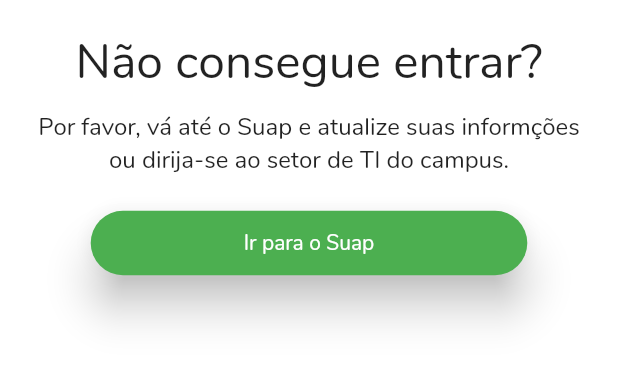
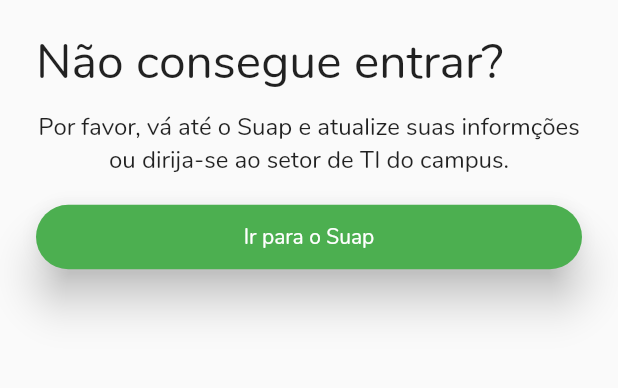
Before and after one commit to Hellyson-Ferreira/app_avaliacao_ifma, a Flutter app: the ResetPasswordPage screen opened by its route, on a phone screen of 412 x 824 dp, the part 384-772 px from its top. Run offline on Flutter 3.47's test engine with Material 2 defaults, Android fonts, the phone set to English and light mode, and no system bars; our stand-ins replace flutter_local_notifications, pie_chart, splashscreen, sqflite, webview_flutter; accounts and stored records are empty.

Commit message:
Limpesa de código desnecessário

```diff
--- a/lib/Não consigo entrar/erroAoEntrar.dart
+++ b/lib/Não consigo entrar/erroAoEntrar.dart
@@ -11,20 +11,17 @@ class _ResetPasswordPageState extends State<ResetPasswordPage> {
   @override
   Widget build(BuildContext context) {
     final suap = Padding(
-      padding: EdgeInsets.symmetric(vertical: 20.0),
+      padding: EdgeInsets.symmetric(vertical: 16.0),
       child: RaisedButton(
         shape: RoundedRectangleBorder(
           borderRadius: BorderRadius.circular(24),
         ),
         onPressed: () {
-          Navigator.of(context).pushNamed(Suap.tag,);
+          Navigator.of(context).pushNamed(
+            Suap.tag,
+          );
         },
-        padding: EdgeInsets.only(
-          left: 102,
-          right: 102,
-          top: 12,
-          bottom: 12
-        ),
+        padding: EdgeInsets.all(12),
         elevation: 12,
         color: Colors.green,
         child: Text('Ir para o Suap', style: TextStyle(color: Colors.white)),
@@ -33,18 +30,9 @@ class _ResetPasswordPageState extends State<ResetPasswordPage> {
     return Scaffold(
       appBar: AppBar(
         backgroundColor: Colors.green,
-
       ),
-      body: Container(
-        padding: EdgeInsets.only(left: 15, right: 15),
-        color: Colors.white,
-        child: ListView(
-          children: <Widget>[
-            Column(
-              mainAxisAlignment: MainAxisAlignment.spaceBetween,
-              children: <Widget>[
-                Container(
-                  child: Column(
+      body: ListView(
+        padding: EdgeInsets.only(left: 24.0, right: 24.0),
         children: <Widget>[
           SizedBox(
             width: 200,
@@ -73,15 +61,7 @@ class _ResetPasswordPageState extends State<ResetPasswordPage> {
             textAlign: TextAlign.center,
           ),
           suap
-
         ],
-                  ),
-                ),
-
-              ],
-            )
-          ],
-        ),
       ),
     );
   }
--- a/lib/homeAluno/home_aluno.dart
+++ b/lib/homeAluno/home_aluno.dart
@@ -124,7 +124,6 @@ class _HomePageState extends State<HomePage> {
   }
   @override
   Widget build(BuildContext context) {
-
     return Padding(
       padding: const EdgeInsets.all(8.0),
       child: Wrap(
--- a/lib/main.dart
+++ b/lib/main.dart
@@ -14,7 +14,6 @@ class _MyAppState extends State<MyApp> {
 
   @override
   Widget build(BuildContext context) {
-
     return MaterialApp(
       debugShowCheckedModeBanner: false,
       theme: ThemeData(
```
Also changed, not shown: lib/LoginAluno/login_page_aluno.dart (+2 -8 lines), lib/homeAdimin/PageshomeAdim/downloads.dart (deleted, +0 -21 lines), lib/homeAluno/sites/infor.dart (+3 -16 lines). Lines whose indentation alone changed are shown as unchanged.
